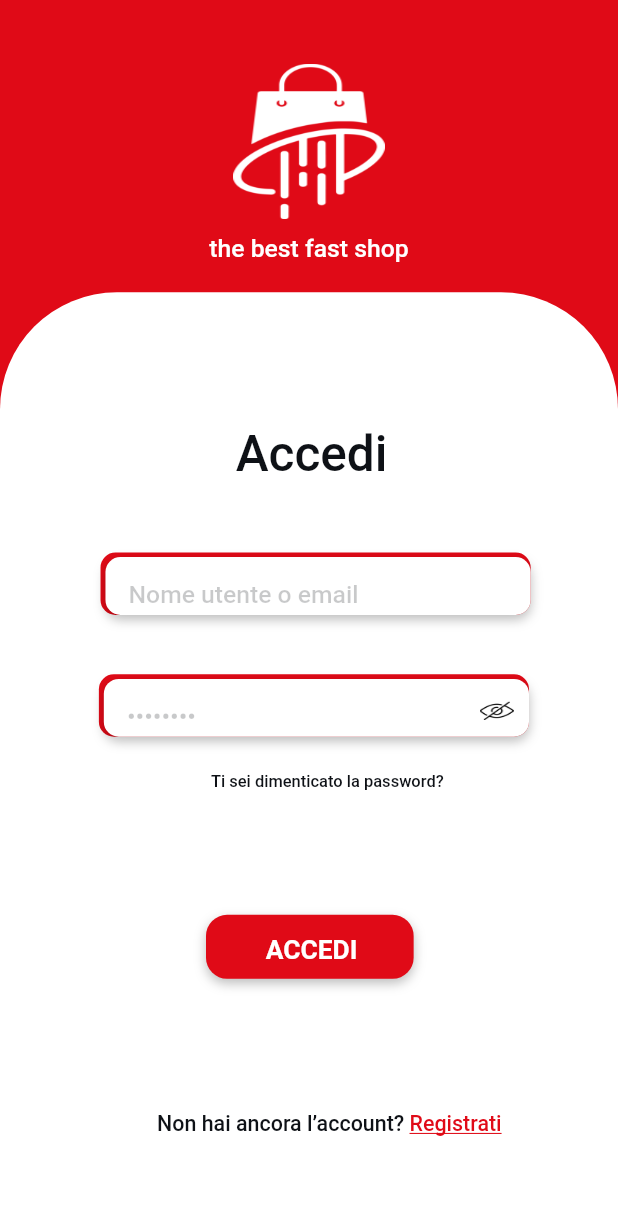
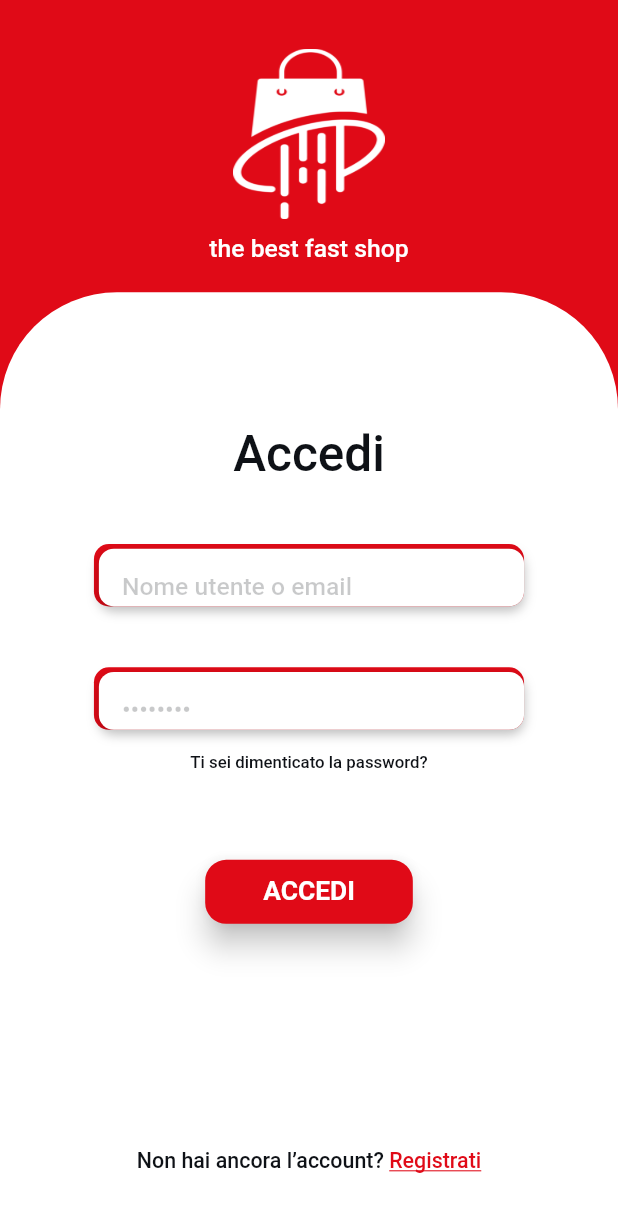
Before and after one commit to AlessioProcelli/Decastream, a Flutter app: the screen it shows after launch, on a phone screen of 412 x 824 dp. Shown: the top 1212 px of the screen. Run offline on Flutter 3.47's test engine with Material 2 defaults, Android fonts, the phone set to English and light mode, and no system bars; our stand-ins replace cloud_firestore, firebase_core, firebase_database, firebase_storage, flutter_svg, image_picker and 2 more; missing offline and left inert: adobe_xd, agora_rtc_engine; accounts and stored records are empty; Roboto replaces fonts that are missing (SF Pro Display).

Commit message:
Grafica Accedi Sistemata

```diff
--- a/lib/Accedi.dart
+++ b/lib/Accedi.dart
@@ -22,11 +22,10 @@ import 'da Lavorarci/Cerca.dart';
 import 'Registrati.dart';
 import 'provaDipi.dart';
 
-
 class Accedi extends StatelessWidget {
   /*sono i controller delle TEXTEDITFORM servono per avere riferimenti ai campi e prenderci il testo */
-   Input_Box input_username=Input_Box(261.0, 41.0, "Nome utente o email");
-   Input_Box input_password=Input_Box(261.0, 41.0, "Password",true);
+  Input_Box input_username = Input_Box(261.0, 41.0, "Nome utente o email");
+  Input_Box input_password = Input_Box(261.0, 41.0, "Password", true);
 
   bool pressPassword = false;
   bool pressUser = false;
@@ -38,32 +37,26 @@ class Accedi extends StatelessWidget {
   @override
   Widget build(BuildContext context) {
     return SafeArea(
-
       child: Scaffold(
         backgroundColor: const Color(0xffffffff),
-
         body: Stack(
           children: <Widget>[
-
-        Column(
-        children: <Widget>[
-
             ///Parte  Rossa in  Alto
             Container(
-            width: RicalcoloWidth(375.0, context),
+              width: MediaQuery.of(context).size.width,
               height: RicalcoloHeight(348.0, context),
               decoration: BoxDecoration(
                 color: const Color(0xffe00a17),
               ),
-
               child: Column(
                   crossAxisAlignment: CrossAxisAlignment.center,
                   children: <Widget>[
-
+                    ///Logo
                     Container(
-                margin: EdgeInsets.only(top: RicalcoloHeight(42.0, context)),
+                      margin:
+                          EdgeInsets.only(top: RicalcoloHeight(32.0, context)),
                       width: RicalcoloWidth(92.0, context),
-                height: RicalcoloHeight(102.0, context),
+                      height: RicalcoloHeight(112.0, context),
                       decoration: BoxDecoration(
                         image: DecorationImage(
                           image: const AssetImage("assets/image/logo.png"),
@@ -72,7 +65,8 @@ class Accedi extends StatelessWidget {
                       ),
                     ),
                     Container(
-                margin: EdgeInsets.only(top: RicalcoloHeight(10.0, context)),
+                      margin:
+                          EdgeInsets.only(top: RicalcoloHeight(10.0, context)),
                       child: Text(
                         'the best fast shop',
                         style: TextStyle(
@@ -84,24 +78,24 @@ class Accedi extends StatelessWidget {
                         textAlign: TextAlign.left,
                       ),
                     ),
-            ]
+                  ]),
             ),
-      ),]),
-            Transform.translate(
-              offset: Offset(0.0, RicalcoloHeight(192.0, context)),
-              child: Container(
-                width: RicalcoloWidth(529.0, context),
-                height: RicalcoloHeight(419.0, context),
+
+            ///Corpo Centrale
+            Container(
+              margin: EdgeInsets.only(top: RicalcoloHeight(192.0, context)),
+              width: MediaQuery.of(context).size.width,
               decoration: BoxDecoration(
                 borderRadius: BorderRadius.circular(78.0),
                 color: const Color(0xffffffff),
               ),
-              ),
-            ),
-
-            Transform.translate(
-              offset: Offset(RicalcoloWidth(143.0, context),
-                  RicalcoloHeight(279.0, context)),
+              child: Column(
+                crossAxisAlignment: CrossAxisAlignment.center,
+                children: <Widget>[
+                  ///Titolo
+                  Container(
+                    margin:
+                        EdgeInsets.only(top: RicalcoloHeight(87.0, context)),
                     child: Text(
                       'Accedi',
                       style: TextStyle(
@@ -110,16 +104,73 @@ class Accedi extends StatelessWidget {
                         color: const Color(0xff0e1116),
                         fontWeight: FontWeight.w500,
                       ),
+                    ),
+                  ),
+
+                  /// Username Campo
+                  Container(
+                    margin:
+                        EdgeInsets.only(top: RicalcoloHeight(40.0, context)),
+                    child: input_username,
+                  ),
+
+                  /// Campo Password
+                  Container(
+                    margin:
+                        EdgeInsets.only(top: RicalcoloHeight(40.0, context)),
+                    child: input_password,
+                  ),
+
+                  Container(
+                    margin:
+                        EdgeInsets.only(top: RicalcoloHeight(15.0, context)),
+                    child: Text(
+                      'Ti sei dimenticato la password?',
+                      style: TextStyle(
+                        fontFamily: 'SF Pro Display',
+                        fontSize: RicalcoloWidth(10.2, context),
+                        color: const Color(0xff0e1116),
+                        fontWeight: FontWeight.w500,
+                      ),
                       textAlign: TextAlign.left,
                     ),
                   ),
 
+                  ///Bottone Accedi
+                  Container(
+                    margin:
+                        EdgeInsets.only(top: RicalcoloHeight(55.0, context)),
+                    child: ElevatedButton(
+                      onPressed: () {
+                        Login(context);
+                      },
+                      style: ElevatedButton.styleFrom(
+                        shape: RoundedRectangleBorder(
+                          borderRadius: BorderRadius.circular(14),
+                        ),
+                        primary: Color(0xffe00a17),
+                        onPrimary: Colors.white,
+                        fixedSize: Size(RicalcoloWidth(126.0, context),
+                            RicalcoloHeight(42.0, context)),
+                        elevation: 8,
+                      ),
+                      child: Text(
+                        'ACCEDI',
+                        style: TextStyle(
+                          fontFamily: 'SF Pro Display',
+                          fontSize: RicalcoloWidth(16.0, context),
+                          color: const Color(0xffffffff),
+                          fontWeight: FontWeight.w600,
+                        ),
+                        textAlign: TextAlign.left,
+                      ),
+                    ),
+                  ),
 
-
+                  ///Invito Registrazione
                   Container(
-              margin: EdgeInsets.only(left: RicalcoloWidth(88.0, context),
-                  top: RicalcoloHeight(715.0, context)),
-
+                    margin:
+                        EdgeInsets.only(top: RicalcoloHeight(130.0, context)),
                     child: TextButton(
                       onPressed: () {
                         Registrazione(context);
@@ -145,7 +196,6 @@ class Accedi extends StatelessWidget {
                                 color: const Color(0xffe00a17),
                                 fontWeight: FontWeight.w500,
                                 decoration: TextDecoration.underline,
-
                               ),
                             ),
                           ],
@@ -154,191 +204,9 @@ class Accedi extends StatelessWidget {
                             TextHeightBehavior(applyHeightToFirstAscent: false),
                         textAlign: TextAlign.left,
                       ),
-              ),),
-            Transform.translate(
-              offset: Offset(RicalcoloWidth(128.0, context),
-                  RicalcoloHeight(507.0, context)),
-              child: Text(
-                'Ti sei dimenticato la password?',
-                style: TextStyle(
-                  fontFamily: 'SF Pro Display',
-                  fontSize: RicalcoloWidth(10.0, context),
-                  color: const Color(0xff0e1116),
-                  fontWeight: FontWeight.w500,
-                ),
-                textAlign: TextAlign.left,
                     ),
                   ),
-
-
-            // Bottone e Accedi
-            Container(
-              margin: EdgeInsets.only(left: RicalcoloWidth(125.0, context),
-                  top: RicalcoloHeight(601.0, context)),
-              child: SizedBox(
-                width: RicalcoloWidth(126.0, context),
-                height: RicalcoloHeight(42.0, context),
-                child: Stack(
-                  children: <Widget>[
-                    Pinned.fromSize(
-                        bounds: Rect.fromLTWH(0.0, 0.0, 126.0, 42.0),
-                        size: Size(126.0, 42.0),
-                        pinLeft: true,
-                        pinRight: true,
-                        pinTop: true,
-                        pinBottom: true,
-                        child: Container(
-                          decoration: BoxDecoration(
-                            borderRadius: BorderRadius.circular(14.0),
-                            color: const Color(0xffe00a17),
-                            boxShadow: [
-                              BoxShadow(
-                                color: const Color(0x43000000),
-                                offset: Offset(
-                                    0, RicalcoloHeight(3.0, context)),
-                                blurRadius: 6,
-                              ),
                 ],
-                          ),
-                          child: Container(
-                            child: TextButton(
-                              onPressed: () {
-                                Login(context);
-                              },
-
-                              child: SizedBox(
-                                width: RicalcoloWidth(126.0, context),
-                                height: RicalcoloHeight(42.0, context),
-                                child: Container(
-                                  margin: EdgeInsets.only(
-                                      left: RicalcoloWidth(29.0, context),
-                                      top: RicalcoloWidth(5.0, context)),
-                                  child: Text(
-                                    'ACCEDI',
-                                    style: TextStyle(
-                                      fontFamily: 'SF Pro Display',
-                                      fontSize: RicalcoloWidth(16.0, context),
-                                      color: const Color(0xffffffff),
-
-                                      fontWeight: FontWeight.w600,
-                                    ),
-                                    textAlign: TextAlign.left,
-                                  ),
-                                ),
-                              ),
-                            ),
-                          ),
-
-                        )
-                    ),
-
-                  ],
-                ),
-              ),
-            ),
-
-            Container(
-              margin: EdgeInsets.only(top: RicalcoloWidth(125.0, context),
-                  left: RicalcoloHeight(601.0, context)),
-              child: SizedBox(
-                width: RicalcoloWidth(126.0, context),
-                height: RicalcoloHeight(42.0, context),
-                child: Stack(
-                  children: <Widget>[
-                    Pinned.fromSize(
-                      bounds: Rect.fromLTWH(0.0, 0.0, 126.0, 42.0),
-                      size: Size(126.0, 42.0),
-                      pinLeft: true,
-                      pinRight: true,
-                      pinTop: true,
-                      pinBottom: true,
-                      child: Container(
-                        decoration: BoxDecoration(
-                          borderRadius: BorderRadius.circular(14.0),
-                          color: const Color(0xffe00a17),
-                          boxShadow: [
-                            BoxShadow(
-                              color: const Color(0x43000000),
-                              offset: Offset(0, RicalcoloHeight(3.0, context)),
-                              blurRadius: 6,
-                            ),
-                          ],
-                        ),
-                      ),
-                    ),
-                    Container(
-
-                      decoration: BoxDecoration(
-                        borderRadius: BorderRadius.circular(14.0),
-                        color: const Color(0xffe00a17),
-                        boxShadow: [
-                          BoxShadow(
-                            color: const Color(0x43000000),
-                            offset: Offset(0, RicalcoloHeight(3.0, context)),
-                            blurRadius: 6,
-                          ),
-                        ],
-                      ),
-                      child: Text(
-                        'ACCEDI',
-                        style: TextStyle(
-                          fontFamily: 'SF Pro Display',
-                          fontSize: RicalcoloWidth(15.0, context),
-                          color: const Color(0xffffffff),
-
-                          fontWeight: FontWeight.w600,
-                        ),
-                        textAlign: TextAlign.left,
-                      ),
-
-                    ),
-                  ],),),),
-            /// Username Campo
-            Container(
-              margin: EdgeInsets.only(left: RicalcoloWidth(61.0, context),
-                  top: RicalcoloHeight(363.0, context)),
-
-              child: input_username,
-            ),
-
-            /// Campo Password
-            Container(
-              margin: EdgeInsets.only(
-                  left: RicalcoloWidth(60.0, context),
-                  top: RicalcoloHeight(443.0, context)),
-              child:input_password,),
-
-            //Azione Accedi
-
-
-            Transform.translate(
-              offset: Offset(RicalcoloWidth(291.0, context),
-                  RicalcoloHeight(459.0, context)),
-              child:
-              // Adobe XD layer: 'visibility' (group)
-              SizedBox(
-                width: RicalcoloWidth(21.0, context),
-                height: RicalcoloHeight(42.0, context),
-                child: Stack(
-
-                ),
-              ),
-            ),
-
-            Transform.translate(
-              offset: Offset(RicalcoloWidth(291.0, context),
-                  RicalcoloHeight(459.0, context)),
-              child:
-              // Adobe XD layer: 'visibility' (shape)
-              Container(
-                width: RicalcoloWidth(21.0, context),
-                height: RicalcoloHeight(16.0, context),
-                decoration: BoxDecoration(
-                  image: DecorationImage(
-                    image: const AssetImage('assets/image/visibility.png'),
-                    fit: BoxFit.fill,
-                  ),
-                ),
               ),
             ),
           ],
@@ -355,14 +223,11 @@ class Accedi extends StatelessWidget {
       if (controller.database.isAzienda) {
         route = MaterialPageRoute(builder: (context) => ProfiloAzienda());
         controller.database.ListenChiamate();
-      }
-      else {
+      } else {
         route = MaterialPageRoute(builder: (context) => Navigatore());
       }
       Navigator.push(context, route);
-
     }
-
 
     /*Route route = MaterialPageRoute(builder: (context) => Profiloutente());
     Navigator.push(context, route);*/
```
Lines whose indentation alone changed are shown as unchanged.
